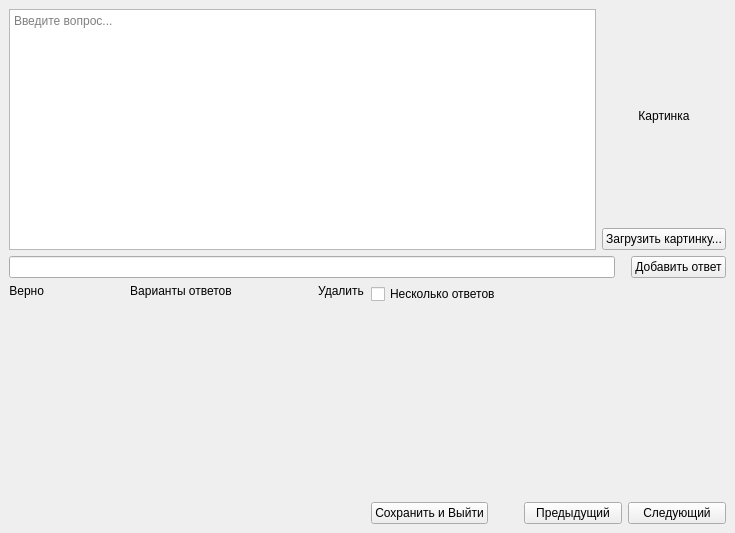
MIV228/Victorio, file ui/create.ui: the form before one commit.
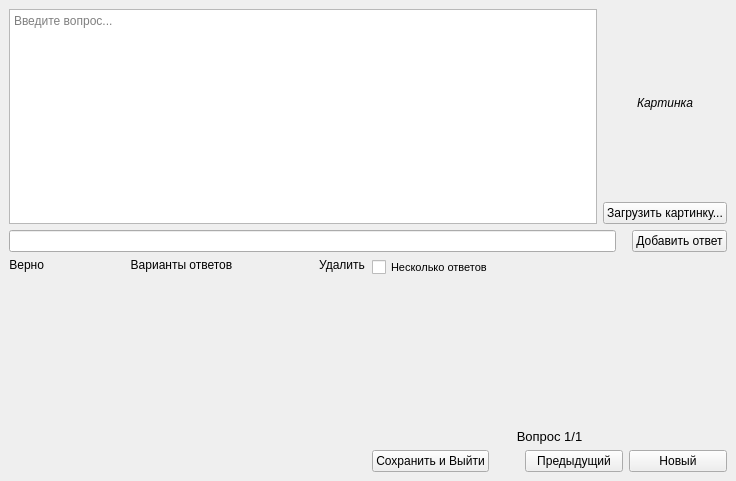
The form after the commit.

Patch:
```diff
--- a/ui/create.ui
+++ b/ui/create.ui
@@ -6,8 +6,8 @@
    <rect>
     <x>0</x>
     <y>0</y>
-    <width>735</width>
-    <height>533</height>
+    <width>736</width>
+    <height>481</height>
    </rect>
   </property>
   <property name="windowTitle">
@@ -25,6 +25,11 @@
           <verstretch>0</verstretch>
          </sizepolicy>
         </property>
+        <property name="font">
+         <font>
+          <italic>false</italic>
+         </font>
+        </property>
         <property name="placeholderText">
          <string>Введите вопрос...</string>
         </property>
@@ -40,6 +45,11 @@
             <verstretch>0</verstretch>
            </sizepolicy>
           </property>
+          <property name="font">
+           <font>
+            <italic>true</italic>
+           </font>
+          </property>
           <property name="text">
            <string>Картинка</string>
           </property>
@@ -173,6 +183,11 @@
          <layout class="QHBoxLayout" name="horizontalLayout_5">
           <item>
            <widget class="QCheckBox" name="cb_manyanswers">
+            <property name="font">
+             <font>
+              <pointsize>8</pointsize>
+             </font>
+            </property>
             <property name="layoutDirection">
              <enum>Qt::LeftToRight</enum>
             </property>
@@ -199,6 +214,25 @@
           </property>
          </spacer>
         </item>
+        <item>
+         <layout class="QHBoxLayout" name="horizontalLayout_7">
+          <item>
+           <widget class="QLabel" name="count">
+            <property name="font">
+             <font>
+              <pointsize>10</pointsize>
+             </font>
+            </property>
+            <property name="text">
+             <string>Вопрос 1/1</string>
+            </property>
+            <property name="alignment">
+             <set>Qt::AlignCenter</set>
+            </property>
+           </widget>
+          </item>
+         </layout>
+        </item>
         <item>
          <layout class="QHBoxLayout" name="horizontalLayout_2">
           <item>
@@ -234,7 +268,7 @@
           <item>
            <widget class="QPushButton" name="b_next">
             <property name="text">
-             <string>Следующий</string>
+             <string>Новый</string>
             </property>
            </widget>
           </item>
```
